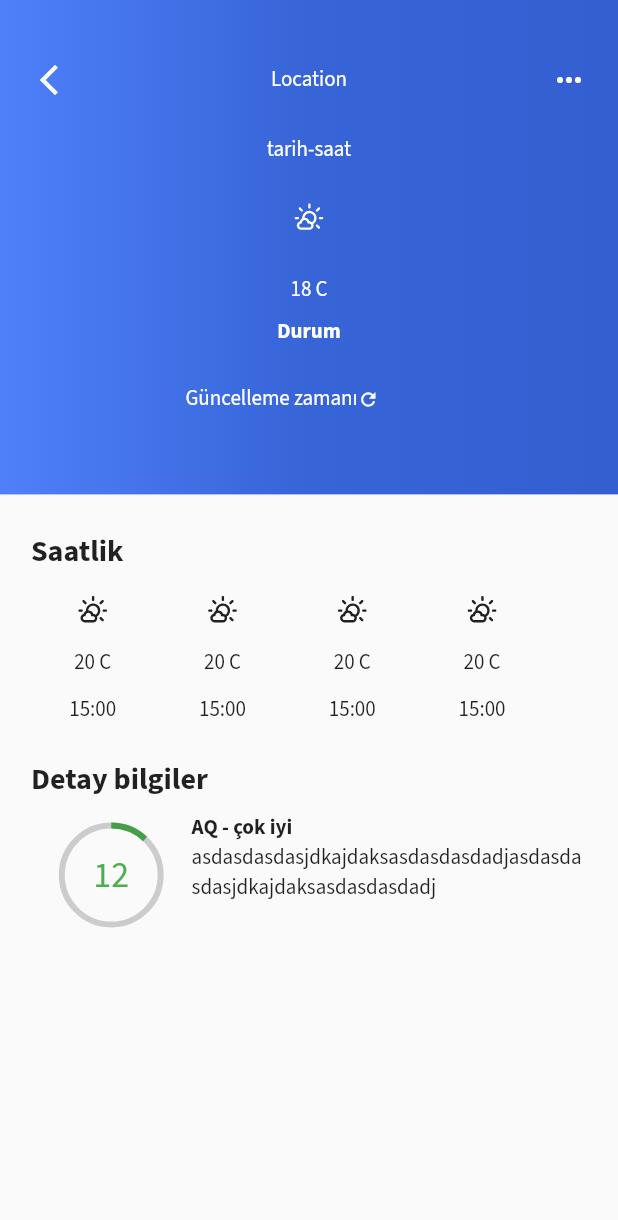
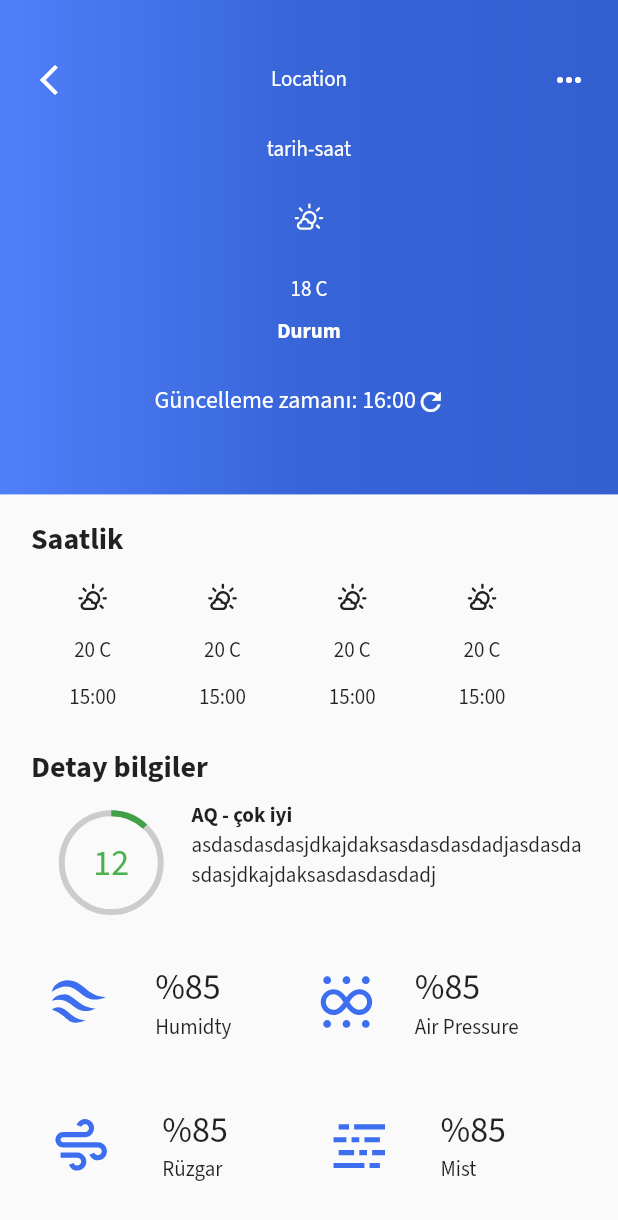
Before and after one commit to hakankosum/weatherapp3, a Flutter app: the screen it shows after launch, on a phone screen of 412 x 824 dp. Shown: the top 1220 px of the screen. Run offline on Flutter 3.47's test engine with Material 2 defaults, Android fonts, the phone set to English and light mode, and no system bars; our stand-ins replace flutter_svg, google_fonts, responsive_sizer, weather_icons.

Commit message:
ui design updated

```diff
--- a/lib/ui/details/details_view.dart
+++ b/lib/ui/details/details_view.dart
@@ -1,6 +1,7 @@
 import 'package:flutter/material.dart';
 import 'package:flutter/src/widgets/container.dart';
 import 'package:flutter/src/widgets/framework.dart';
+import 'package:flutter_svg/flutter_svg.dart';
 import 'package:responsive_sizer/responsive_sizer.dart';
 import 'package:weather_icons/weather_icons.dart';
 
@@ -60,24 +61,24 @@ class _DetailsViewState extends State<DetailsView> {
                 style: TextStyle(color: Colors.white),
               ),
               SizedBox(height: 1.h),
-              Text(
+              const Text(
                 "Durum",
                 style:
                     TextStyle(color: Colors.white, fontWeight: FontWeight.bold),
               ),
               SizedBox(height: 3.h),
-              Container(
-                width: 40.w,
+              SizedBox(
+                width: 50.w,
                 child: Row(
                   children: [
                     Text(
-                      "Güncelleme zamanı",
-                      style: TextStyle(color: Colors.white),
+                      "Güncelleme zamanı: 16:00",
+                      style: TextStyle(color: Colors.white,fontSize: 16),
                     ),
                     Icon(
                       Icons.refresh,
                       color: Colors.white,
-                      size: 14,
+                      size: 20,
                     )
                   ],
                 ),
@@ -86,9 +87,10 @@ class _DetailsViewState extends State<DetailsView> {
           ),
         ),
         SizedBox(
-          height: 3.h,
+          height: 2.h,
         ),
         Container(
+
           padding: EdgeInsets.only(right: 5.w, left: 5.w),
           child: Column(
             crossAxisAlignment: CrossAxisAlignment.start,
@@ -149,31 +151,141 @@ class _DetailsViewState extends State<DetailsView> {
                             height: 8.h,
                             width: 8.h,
                             child: CircularProgressIndicator(
+
                               backgroundColor: Colors.grey.withOpacity(.5),
                               color: Colors.green[600],
-                              value: .12,
+                              value: 0.12,
                             ),
                           ),
                         )
                       ],
                     ),
                   ),
-                  SizedBox(width: 5.w,),
+                  SizedBox(
+                    width: 5.w,
+                  ),
                   Expanded(
                     child: Column(
                       crossAxisAlignment: CrossAxisAlignment.start,
                       children: [
-                        Text("AQ - çok iyi",style: TextStyle(fontWeight: FontWeight.bold,fontSize: 14)),
-                        Text("asdasdasdasjdkajdaksasdasdasdadjasdasdasdasjdkajdaksasdasdasdadj")
-
+                        Text("AQ - çok iyi",
+                            style: TextStyle(
+                                fontWeight: FontWeight.bold, fontSize: 14)),
+                        Text(
+                            "asdasdasdasjdkajdaksasdasdasdadjasdasdasdasjdkajdaksasdasdasdadj")
                       ],
                     ),
                   )
                 ]),
               ),
-
             ],
           ),
+        ),
+        SizedBox(height: 3.h,),
+        Row(
+          children: [
+            SizedBox(
+              width: 45.w,
+              child: Row(
+                mainAxisAlignment: MainAxisAlignment.spaceEvenly,
+                children: [
+                  SvgPicture.asset(
+                    "assets/icons/humidty.svg",
+                    height: 5.h,
+                    width: 5.h,
+                  ),
+                  Column(
+                    crossAxisAlignment: CrossAxisAlignment.start,
+                    mainAxisAlignment: MainAxisAlignment.spaceEvenly,
+                    children: [
+                      Text(
+                        "%85",
+                        style: TextStyle(fontSize: 24),
+                      ),
+                      Text("Humidty"),
+                    ],
+                  )
+                ],
+              ),
+            ),
+            Container(
+              width: 45.w,
+              child: Row(
+                mainAxisAlignment: MainAxisAlignment.spaceEvenly,
+                children: [
+                  SvgPicture.asset(
+                    "assets/icons/pressure.svg",
+                    height: 5.h,
+                    width: 5.h,
+                  ),
+                  Column(
+                    crossAxisAlignment: CrossAxisAlignment.start,
+                    mainAxisAlignment: MainAxisAlignment.spaceEvenly,
+                    children: [
+                      Text(
+                        "%85",
+                        style: TextStyle(fontSize: 24),
+                      ),
+                      Text("Air Pressure"),
+                    ],
+                  )
+                ],
+              ),
+            ),
+          ],
+        ),
+        SizedBox(height: 5.h,),
+        Row(
+          children: [
+            SizedBox(
+              width: 45.w,
+              child: Row(
+                mainAxisAlignment: MainAxisAlignment.spaceEvenly,
+                children: [
+                  SvgPicture.asset(
+                    "assets/icons/wind.svg",
+                    height: 5.h,
+                    width: 5.h,
+                  ),
+                  Column(
+                    crossAxisAlignment: CrossAxisAlignment.start,
+                    mainAxisAlignment: MainAxisAlignment.spaceEvenly,
+                    children: [
+                      Text(
+                        "%85",
+                        style: TextStyle(fontSize: 24),
+                      ),
+                      Text("Rüzgar"),
+                    ],
+                  )
+                ],
+              ),
+            ),
+            Container(
+              width: 45.w,
+              child: Row(
+                mainAxisAlignment: MainAxisAlignment.spaceEvenly,
+                children: [
+                  SvgPicture.asset(
+                    "assets/icons/mist.svg",
+                    height: 5.h,
+                    width: 5.h,
+                  ),
+                  Column(
+                    crossAxisAlignment: CrossAxisAlignment.start,
+                    mainAxisAlignment: MainAxisAlignment.spaceEvenly,
+                    children: [
+                      Text(
+                        "%85",
+                        style: TextStyle(fontSize: 24),
+                      ),
+                      Text("Mist"),
+                    ],
+                  )
+                ],
+              ),
+            ),
+          ],
         ),
       ],
     );
--- a/pubspec.yaml
+++ b/pubspec.yaml
@@ -69,6 +69,7 @@ flutter:
   #   - images/a_dot_ham.jpeg
   assets:
     - assets/
+    - assets/icons/
 
   # An image asset can refer to one or more resolution-specific "variants", see
   # https://flutter.dev/assets-and-images/#resolution-aware
```
Also changed, not shown: assets/icons/humidty.svg (added), assets/icons/mist.svg (added), assets/icons/pressure.svg (added), assets/icons/wind.svg (added).
